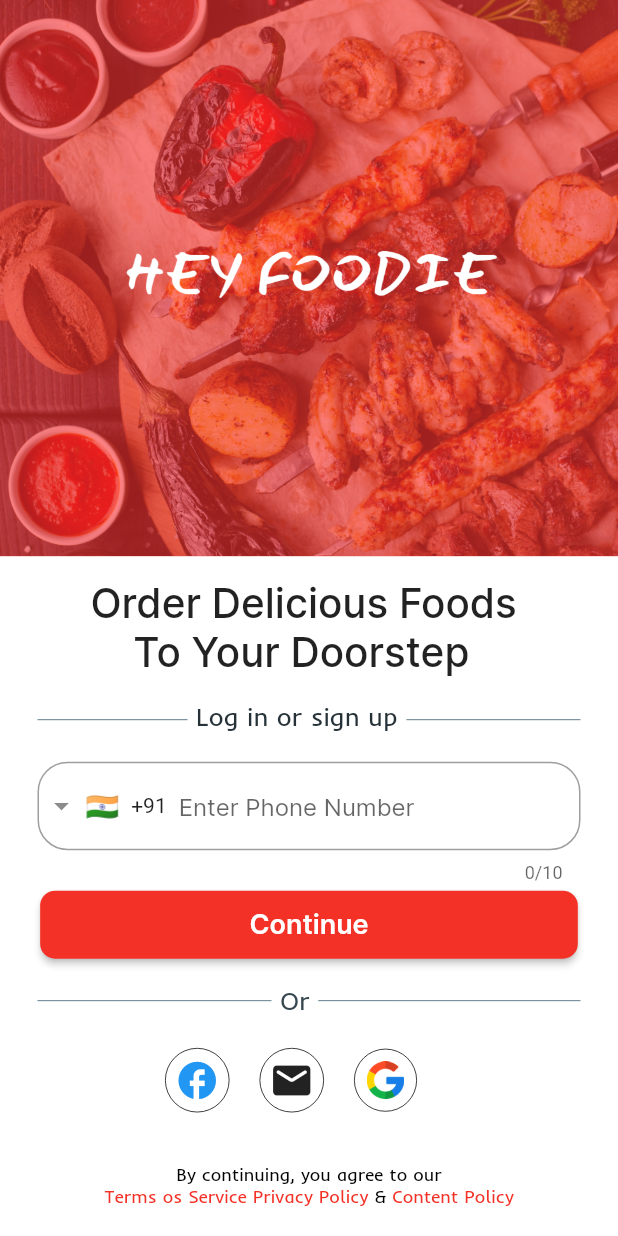
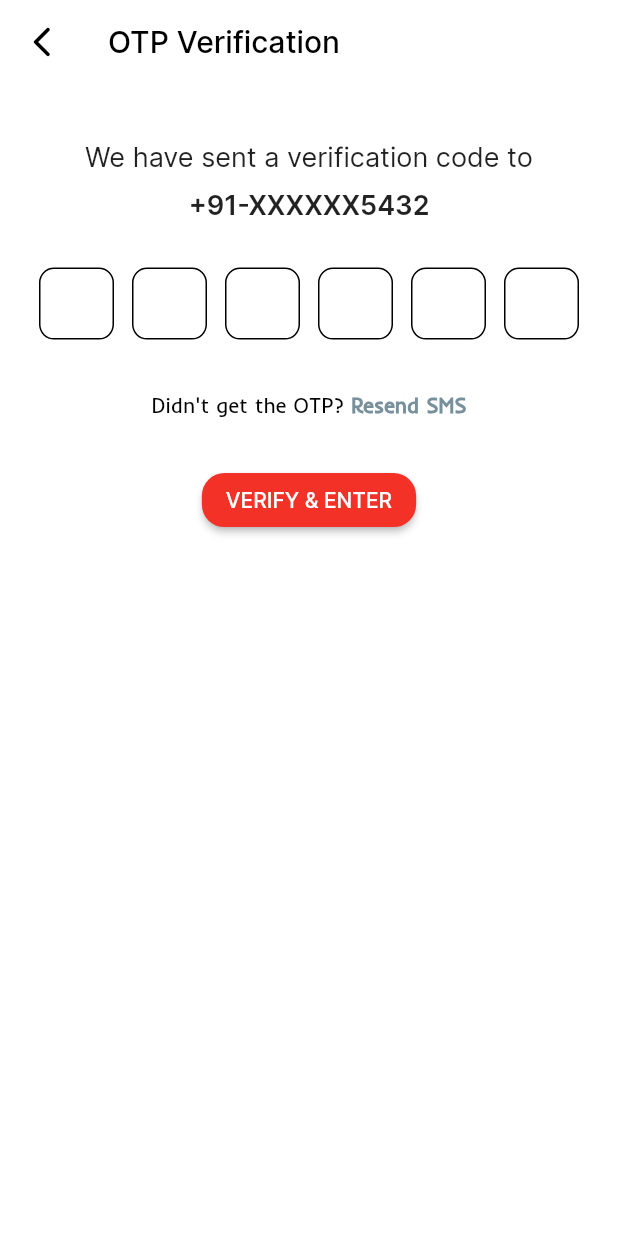
Before and after one commit to AyusHSahU1506/Assignment-3, a Flutter app: the SignInScreen screen opened directly, after a tap on "Continue", on a phone screen of 412 x 824 dp. Run offline on Flutter 3.47's test engine with Material 2 defaults, Android fonts, the light colour scheme and no system bars; drawn by our look-alikes of intl_phone_field, otp_text_field; our stand-ins replace flutter_screenutil.

Commit message:
Please enter the commit message for your changes. Lines starting  with '' will be ignored, and an empty message aborts the commit.
 On branch main
 Your branch is ahead of 'origin/main' by 3 commits.
   (use "git push" to publish your local commits)

 Changes to be committed:
	modified:   lib/OtpScreen.dart
	new file:   lib/ShopScreen.dart
	modified:   lib/SignInScreen.dart
	modified:   lib/SplashScreen.dart
	modified:   macos/Flutter/GeneratedPluginRegistrant.swift
	modified:   pubspec.lock
	modified:   pubspec.yaml
	modified:   windows/flutter/generated_plugin_registrant.cc
	modified:   windows/flutter/generated_plugins.cmake

 Changes not staged for commit:
	modified:   android/app/build.gradle

```diff
--- /dev/null
+++ b/lib/OtpScreen.dart
@@ -0,0 +1,544 @@
+import 'dart:ui';
+
+import 'package:assignment3/ShopScreen.dart';
+import 'package:flutter/material.dart';
+import 'package:flutter/services.dart';
+import 'package:otp_text_field/otp_text_field.dart';
+import 'package:otp_text_field/style.dart';
+
+class otpScreen extends StatefulWidget {
+  const otpScreen({super.key});
+
+  @override
+  State<otpScreen> createState() => _OTPPageState();
+}
+
+class _OTPPageState extends State<otpScreen> {
+  FocusNode firstDigitFocusNode = FocusNode();
+  FocusNode secondDigitFocusNode = FocusNode();
+  FocusNode thirdDigitFocusNode = FocusNode();
+  FocusNode fourthDigitFocusNode = FocusNode();
+  FocusNode fifthDigitFocusNode = FocusNode();
+  FocusNode sixthDigitFocusNode = FocusNode();
+
+  @override
+  Widget build(BuildContext context) {
+    return Scaffold(
+      backgroundColor: Colors.white,
+      appBar: AppBar(
+          elevation: 0,
+          leading: const Icon(
+            Icons.arrow_back_ios_new_rounded,
+            color: Colors.black,
+          ),
+          title: const Text(
+            'OTP Verification',
+            style: TextStyle(color: Colors.black, fontFamily: 'Inter'),
+          ),
+          backgroundColor: Colors.white),
+      body: LayoutBuilder(
+        builder: (context, constraints) {
+          double w = constraints.maxWidth;
+          double h = constraints.maxHeight;
+          return Column(
+            children: [
+              SizedBox(
+                height: h * .05,
+              ),
+              const Text(
+                "We have sent a verification code to",
+                style: TextStyle(
+                  fontFamily: 'Inter',
+                  fontSize: 18,
+                  fontWeight: FontWeight.w400,
+                ),
+              ),
+              const SizedBox(
+                height: 10,
+              ),
+              const Text(
+                "+91-XXXXXX5432",
+                style: TextStyle(
+                    fontSize: 18,
+                    fontFamily: 'Inter',
+                    fontWeight: FontWeight.w600),
+              ),
+              Padding(
+                padding:
+                    const EdgeInsets.symmetric(horizontal: 20, vertical: 30),
+                child: OTPTextField(
+                  fieldStyle: FieldStyle.box,
+                  otpFieldStyle: OtpFieldStyle(
+                    focusBorderColor: Colors.black,
+                    enabledBorderColor: Colors.black,
+                  ),
+                  inputFormatter: [FilteringTextInputFormatter.digitsOnly],
+                  length: 6,
+                  width: w,
+                  fieldWidth: 50,
+                  style: const TextStyle(
+                    fontSize: 20,
+                  ),
+                  textFieldAlignment: MainAxisAlignment.spaceAround,
+                  onChanged: (value) {
+                    if (value.isEmpty) {
+                      FocusScope.of(context).requestFocus(firstDigitFocusNode);
+                    } else if (value.isEmpty) {
+                      FocusScope.of(context).requestFocus(thirdDigitFocusNode);
+                    }
+                  },
+                ),
+              ),
+              const SizedBox(
+                height: 5,
+              ),
+              RichText(
+                text: TextSpan(
+                  text: "Didn't get the OTP? ",
+                  style: const TextStyle(
+                      fontFamily: 'Inder',
+                      fontSize: 14,
+                      fontWeight: FontWeight.w400,
+                      color: Colors.black),
+                  children: <TextSpan>[
+                    TextSpan(
+                        text: 'Resend SMS',
+                        style: TextStyle(
+                            fontFamily: 'Inder',
+                            fontWeight: FontWeight.w600,
+                            color: Colors.blueGrey.shade400)),
+                  ],
+                ),
+              ),
+              const SizedBox(
+                height: 30,
+              ),
+              ElevatedButton(
+                onPressed: () {
+                  Navigator.push(
+                      context,
+                      MaterialPageRoute(
+                          builder: (context) => const ShopPage()));
+                },
+                style: ElevatedButton.styleFrom(
+                  backgroundColor: const Color(0xfff43127),
+                  shape: RoundedRectangleBorder(
+                    borderRadius: BorderRadius.circular(15),
+                  ),
+                ),
+                child: const Text(
+                  "VERIFY & ENTER",
+                  style: TextStyle(fontFamily: 'Inter'),
+                ),
+              ),
+            ],
+          );
+        },
+      ),
+    );
+  }
+}
+
+// import 'dart:ui';
+
+// import 'package:assignment3/ShopScreen.dart';
+// import 'package:flutter/material.dart';
+// import 'package:flutter/services.dart';
+
+// class otpScreen extends StatefulWidget {
+//   const otpScreen({super.key});
+
+//   @override
+//   State<otpScreen> createState() => _OTPPageState();
+// }
+
+// class _OTPPageState extends State<otpScreen> {
+//   FocusNode firstDigitFocusNode = FocusNode();
+//   FocusNode secondDigitFocusNode = FocusNode();
+//   FocusNode thirdDigitFocusNode = FocusNode();
+//   FocusNode fourthDigitFocusNode = FocusNode();
+//   FocusNode fifthDigitFocusNode = FocusNode();
+//   FocusNode sixthDigitFocusNode = FocusNode();
+//   final GlobalKey<FormState> _formKey = GlobalKey<FormState>();
+//   TextEditingController _otpController = TextEditingController();
+
+//   @override
+//   void dispose() {
+//     _otpController.dispose();
+//     super.dispose();
+//   }
+
+//   @override
+//   Widget build(BuildContext context) {
+//     return Scaffold(
+//       backgroundColor: Colors.white,
+//       appBar: AppBar(
+//         elevation: 0,
+//         leading: const Icon(
+//           Icons.arrow_back_ios_new_rounded,
+//           color: Colors.black,
+//         ),
+//         title: const Text(
+//           'OTP Verification',
+//           style: TextStyle(color: Colors.black, fontFamily: 'Inter'),
+//         ),
+//         backgroundColor: Colors.white,
+//       ),
+//       body: LayoutBuilder(
+//         builder: (context, constraints) {
+//           double w = constraints.maxWidth;
+//           double h = constraints.maxHeight;
+//           return Column(
+//             children: [
+//               SizedBox(
+//                 height: h * .05,
+//               ),
+//               const Text(
+//                 "We have sent a verification code to",
+//                 style: TextStyle(
+//                   fontFamily: 'Inter',
+//                   fontSize: 18,
+//                   fontWeight: FontWeight.w400,
+//                 ),
+//               ),
+//               const SizedBox(
+//                 height: 10,
+//               ),
+//               const Text(
+//                 "+91-XXXXXX5432",
+//                 style: TextStyle(
+//                     fontSize: 18,
+//                     fontFamily: 'Inter',
+//                     fontWeight: FontWeight.w600),
+//               ),
+//               Padding(
+//                 padding:
+//                     const EdgeInsets.symmetric(horizontal: 20, vertical: 30),
+//                 child: Form(
+//                   key: _formKey,
+//                   child: Row(
+//                     mainAxisAlignment: MainAxisAlignment.center,
+//                     children: [
+//                       buildOtpField(w, _otpController, _validateOtp),
+//                       buildOtpField(w, _otpController, _validateOtp),
+//                       buildOtpField(w, _otpController, _validateOtp),
+//                       buildOtpField(w, _otpController, _validateOtp),
+//                       buildOtpField(w, _otpController, _validateOtp),
+//                       buildOtpField(w, _otpController, _validateOtp),
+//                     ],
+//                   ),
+//                 ),
+//               ),
+//               const SizedBox(
+//                 height: 5,
+//               ),
+//               RichText(
+//                 text: TextSpan(
+//                   text: "Didn't get the OTP? ",
+//                   style: const TextStyle(
+//                       fontFamily: 'Inder',
+//                       fontSize: 14,
+//                       fontWeight: FontWeight.w400,
+//                       color: Colors.black),
+//                   children: <TextSpan>[
+//                     TextSpan(
+//                       text: 'Resend SMS',
+//                       style: TextStyle(
+//                           fontFamily: 'Inder',
+//                           fontWeight: FontWeight.w600,
+//                           color: Colors.blueGrey.shade400),
+//                     ),
+//                   ],
+//                 ),
+//               ),
+//               const SizedBox(
+//                 height: 30,
+//               ),
+//               ElevatedButton(
+//                 onPressed: () {
+//                   if (_formKey.currentState!.validate()) {
+//                     // OTP is valid, proceed to the next screen
+//                     Navigator.push(
+//                       context,
+//                       MaterialPageRoute(
+//                         builder: (context) => const ShopPage(),
+//                       ),
+//                     );
+//                   }
+//                 },
+//                 style: ElevatedButton.styleFrom(
+//                   backgroundColor: const Color(0xfff43127),
+//                   shape: RoundedRectangleBorder(
+//                     borderRadius: BorderRadius.circular(15),
+//                   ),
+//                 ),
+//                 child: const Text(
+//                   "VERIFY & ENTER",
+//                   style: TextStyle(fontFamily: 'Inter'),
+//                 ),
+//               ),
+//             ],
+//           );
+//         },
+//       ),
+//     );
+//   }
+
+//   Widget buildOtpField(double width, TextEditingController controller,
+//       String? Function(String?)? validator) {
+//     return Container(
+//       width: width * 0.12,
+//       child: TextFormField(
+//         controller: controller,
+//         keyboardType: TextInputType.number,
+//         textAlign: TextAlign.center,
+//         style: const TextStyle(fontSize: 20),
+//         decoration: InputDecoration(
+//           hintStyle: const TextStyle(fontSize: 20),
+//           enabledBorder: OutlineInputBorder(
+//             borderSide: BorderSide(color: Colors.black),
+//             borderRadius: BorderRadius.circular(10),
+//           ),
+//           focusedBorder: OutlineInputBorder(
+//             borderSide: BorderSide(color: Colors.black),
+//             borderRadius: BorderRadius.circular(10),
+//           ),
+//           errorBorder: OutlineInputBorder(
+//             borderSide: BorderSide(color: Colors.red),
+//             borderRadius: BorderRadius.circular(10),
+//           ),
+//           focusedErrorBorder: OutlineInputBorder(
+//             borderSide: BorderSide(color: Colors.red),
+//             borderRadius: BorderRadius.circular(10),
+//           ),
+//         ),
+//         validator: validator,
+//         maxLength: 1,
+//         inputFormatters: [FilteringTextInputFormatter.digitsOnly],
+//       ),
+//     );
+//   }
+
+//   String? _validateOtp(String? value) {
+//     if (value == null || value.isEmpty) {
+//       return "Please enter a digit";
+//     }
+//     if (value.length != 1 || !RegExp(r'^[0-9]*$').hasMatch(value)) {
+//       return "Invalid OTP digit";
+//     }
+//     return null;
+//   }
+// }
+
+// import 'dart:ui';
+
+// import 'package:assignment3/ShopScreen.dart';
+// import 'package:flutter/material.dart';
+// import 'package:flutter/services.dart';
+
+// class otpScreen extends StatefulWidget {
+//   const otpScreen({super.key});
+
+//   @override
+//   State<otpScreen> createState() => _OTPPageState();
+// }
+
+// class _OTPPageState extends State<otpScreen> {
+//   FocusNode firstDigitFocusNode = FocusNode();
+//   FocusNode secondDigitFocusNode = FocusNode();
+//   FocusNode thirdDigitFocusNode = FocusNode();
+//   FocusNode fourthDigitFocusNode = FocusNode();
+//   FocusNode fifthDigitFocusNode = FocusNode();
+//   FocusNode sixthDigitFocusNode = FocusNode();
+
+//   final GlobalKey<FormState> _formKey = GlobalKey<FormState>();
+//   TextEditingController _Otp1 = TextEditingController();
+//   TextEditingController _Otp2 = TextEditingController();
+//   TextEditingController _Otp3 = TextEditingController();
+//   TextEditingController _Otp4 = TextEditingController();
+//   TextEditingController _Otp5 = TextEditingController();
+//   TextEditingController _Otp6 = TextEditingController();
+
+//   @override
+//   void dispose() {
+//     _Otp1.dispose();
+//     _Otp2.dispose();
+//     _Otp3.dispose();
+//     _Otp4.dispose();
+//     _Otp5.dispose();
+//     _Otp6.dispose();
+
+//     super.dispose();
+//   }
+
+//   @override
+//   Widget build(BuildContext context) {
+//     return Scaffold(
+//       backgroundColor: Colors.white,
+//       appBar: AppBar(
+//         elevation: 0,
+//         leading: const Icon(
+//           Icons.arrow_back_ios_new_rounded,
+//           color: Colors.black,
+//         ),
+//         title: const Text(
+//           'OTP Verification',
+//           style: TextStyle(color: Colors.black, fontFamily: 'Inter'),
+//         ),
+//         backgroundColor: Colors.white,
+//       ),
+//       body: LayoutBuilder(
+//         builder: (context, constraints) {
+//           double w = constraints.maxWidth;
+//           double h = constraints.maxHeight;
+//           return Column(
+//             children: [
+//               SizedBox(
+//                 height: h * .05,
+//               ),
+//               const Text(
+//                 "We have sent a verification code to",
+//                 style: TextStyle(
+//                   fontFamily: 'Inter',
+//                   fontSize: 18,
+//                   fontWeight: FontWeight.w400,
+//                 ),
+//               ),
+//               const SizedBox(
+//                 height: 10,
+//               ),
+//               const Text(
+//                 "+91-XXXXXXXXXX",
+//                 style: TextStyle(
+//                     fontSize: 18,
+//                     fontFamily: 'Inter',
+//                     fontWeight: FontWeight.w600),
+//               ),
+//               Padding(
+//                 padding:
+//                     const EdgeInsets.symmetric(horizontal: 20, vertical: 30),
+//                 child: Form(
+//                   key: _formKey,
+//                   child: Row(
+//                       mainAxisAlignment: MainAxisAlignment.spaceAround,
+//                       children: [
+//                         buildOtpField(w, _Otp1, _validateOtp,
+//                             firstDigitFocusNode, secondDigitFocusNode),
+//                         buildOtpField(w, _Otp2, _validateOtp,
+//                             secondDigitFocusNode, thirdDigitFocusNode),
+//                         buildOtpField(w, _Otp3, _validateOtp,
+//                             thirdDigitFocusNode, fourthDigitFocusNode),
+//                         buildOtpField(w, _Otp4, _validateOtp,
+//                             fourthDigitFocusNode, fifthDigitFocusNode),
+//                         buildOtpField(w, _Otp5, _validateOtp,
+//                             fifthDigitFocusNode, sixthDigitFocusNode),
+//                         buildOtpField(w, _Otp6, _validateOtp,
+//                             sixthDigitFocusNode, sixthDigitFocusNode),
+//                       ]),
+//                 ),
+//               ),
+//               const SizedBox(
+//                 height: 5,
+//               ),
+//               RichText(
+//                 text: TextSpan(
+//                   text: "Didn't get the OTP? ",
+//                   style: const TextStyle(
+//                       fontFamily: 'Inder',
+//                       fontSize: 14,
+//                       fontWeight: FontWeight.w400,
+//                       color: Colors.black),
+//                   children: <TextSpan>[
+//                     TextSpan(
+//                       text: 'Resend SMS',
+//                       style: TextStyle(
+//                           fontFamily: 'Inder',
+//                           fontWeight: FontWeight.w600,
+//                           color: Colors.blueGrey.shade400),
+//                     ),
+//                   ],
+//                 ),
+//               ),
+//               const SizedBox(
+//                 height: 30,
+//               ),
+//               ElevatedButton(
+//                 onPressed: () {},
+//                 style: ElevatedButton.styleFrom(
+//                   backgroundColor: const Color(0xfff43127),
+//                   shape: RoundedRectangleBorder(
+//                     borderRadius: BorderRadius.circular(15),
+//                   ),
+//                 ),
+//                 child: const Text(
+//                   "VERIFY & ENTER",
+//                   style: TextStyle(fontFamily: 'Inter'),
+//                 ),
+//               ),
+//             ],
+//           );
+//         },
+//       ),
+//     );
+//   }
+
+//   Widget buildOtpField(
+//     double width,
+//     TextEditingController controller,
+//     String? Function(String?)? validator,
+//     FocusNode focusNode,
+//     FocusNode nextFocusNode,
+//   ) {
+//     return Container(
+//       width: width * 0.12,
+//       child: TextFormField(
+//         maxLength: 1,
+
+//         controller: controller,
+//         keyboardType: TextInputType.number,
+//         textAlign: TextAlign.center,
+//         style: const TextStyle(fontSize: 20),
+//         decoration: InputDecoration(
+//           counterText: "",
+//           hintStyle: const TextStyle(fontSize: 20),
+//           enabledBorder: OutlineInputBorder(
+//             borderSide: BorderSide(color: Colors.black),
+//             borderRadius: BorderRadius.circular(10),
+//           ),
+//           focusedBorder: OutlineInputBorder(
+//             borderSide: BorderSide(color: Colors.black),
+//             borderRadius: BorderRadius.circular(10),
+//           ),
+//           errorBorder: OutlineInputBorder(
+//             borderSide: BorderSide(color: Colors.red),
+//             borderRadius: BorderRadius.circular(10),
+//           ),
+//           focusedErrorBorder: OutlineInputBorder(
+//             borderSide: BorderSide(color: Colors.red),
+//             borderRadius: BorderRadius.circular(10),
+//           ),
+//         ),
+//         validator: validator,
+//         inputFormatters: [FilteringTextInputFormatter.digitsOnly],
+//         onChanged: (value) {
+//           if (controller.text.isNotEmpty) {
+//             nextFocusNode.requestFocus();
+//           } else {
+//             nextFocusNode.previousFocus();
+//           }
+//         },
+//         focusNode: focusNode,
+//       ),
+//     );
+//   }
+
+//   String? _validateOtp(String? value) {
+//     if (value == null || value.isEmpty) {
+//       return "Please enter a digit";
+//     }
+//     if (value.length != 1 || !RegExp(r'^[0-9]*$').hasMatch(value)) {
+//       return "Invalid OTP digit";
+//     }
+//     return null;
+//   }
+// }
--- /dev/null
+++ b/lib/ShopScreen.dart
@@ -0,0 +1,22 @@
+import 'package:flutter/material.dart';
+import 'package:flutter_screenutil/flutter_screenutil.dart';
+
+class ShopPage extends StatefulWidget {
+  const ShopPage({super.key});
+
+  @override
+  State<ShopPage> createState() => _ShopPageState();
+}
+
+class _ShopPageState extends State<ShopPage> {
+  @override
+  Widget build(BuildContext context) {
+    return ScreenUtilInit(
+      designSize: const Size(350, 800),
+      builder: (context, child) => Scaffold(
+        backgroundColor: const Color(0xffffe7dc),
+        body: SafeArea(child: Container()),
+      ),
+    );
+  }
+}
--- a/lib/SignInScreen.dart
+++ b/lib/SignInScreen.dart
@@ -1,3 +1,4 @@
+import 'package:assignment3/OtpScreen.dart';
 import 'package:flutter/material.dart';
 import 'package:intl_phone_field/intl_phone_field.dart';
 
@@ -93,10 +94,10 @@ class _SignInScreenState extends State<SignInScreen> {
                       backgroundColor: const Color(0xfff43127),
                     ),
                     onPressed: () {
-                      // Navigator.push(
-                      //     context,
-                      //     MaterialPageRoute(
-                      //         builder: (context) => const otpScreen()));
+                      Navigator.push(
+                          context,
+                          MaterialPageRoute(
+                              builder: (context) => const otpScreen()));
                     },
                     child: const Text(
                       "Continue",
--- a/lib/SplashScreen.dart
+++ b/lib/SplashScreen.dart
@@ -1,5 +1,6 @@
 // ignore_for_file: library_private_types_in_public_api
 
+import 'package:assignment3/SignInScreen.dart';
 import 'package:flutter/material.dart';
 
 class SplashScreen extends StatefulWidget {
@@ -14,8 +15,8 @@ class _SplashScreenState extends State<SplashScreen> {
   void initState() {
     super.initState();
     Future.delayed(const Duration(seconds: 4), () {
-      // Navigator.push(context,
-      //     MaterialPageRoute(builder: (context) => const SignInScreen()));
+      Navigator.push(context,
+          MaterialPageRoute(builder: (context) => const SignInScreen()));
     });
   }
 
--- a/pubspec.yaml
+++ b/pubspec.yaml
@@ -7,6 +7,7 @@ environment:
   sdk: '>=3.1.2 <4.0.0'
 
 dependencies:
+  awesome_dialog: ^3.1.0
   flutter:
     sdk: flutter
   flutter_screenutil: ^5.9.0
```
Also changed, not shown: pubspec.lock, 3 other files.
